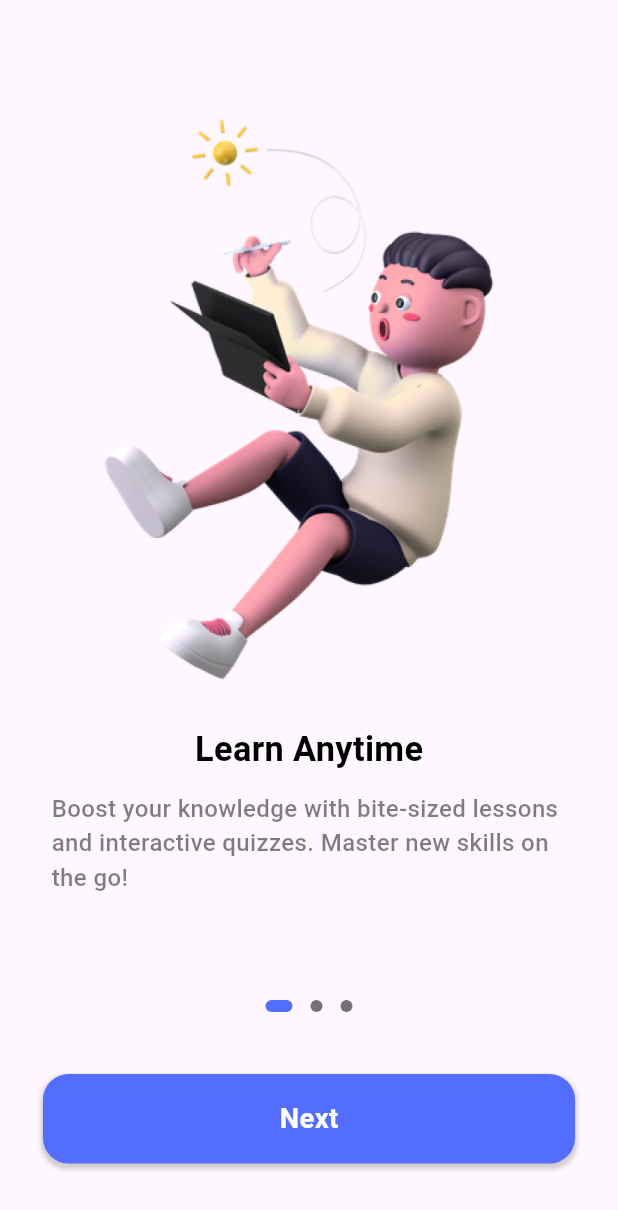
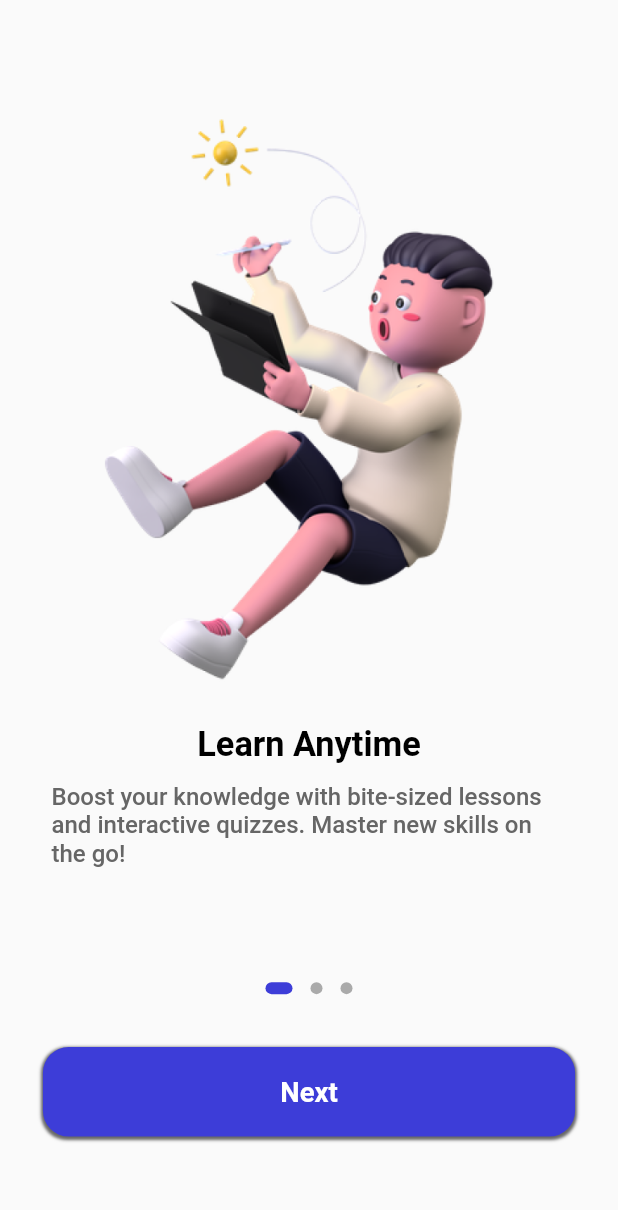
Before and after one commit to paingpyaethu/learn_smart_app, a Flutter app: the screen it shows after launch, on a phone screen of 412 x 824 dp. Shown: the top 1210 px of the screen. Run offline on Flutter 3.47's test engine with Material 2 defaults, Android fonts, the phone set to English and light mode, and no system bars; drawn by our look-alikes of dots_indicator; our stand-ins replace flutter_bloc, flutter_screenutil.

Commit message:
Finished LogIn UI

```diff
--- a/analysis_options.yaml
+++ b/analysis_options.yaml
@@ -7,7 +7,7 @@
 
 # The following line activates a set of recommended lints for Flutter apps,
 # packages, and plugins designed to encourage good coding practices.
-include: package:flutter_lints/flutter.yaml
+# include: package:flutter_lints/flutter.yaml
 
 linter:
   # The lint rules applied to this project can be customized in the
--- /dev/null
+++ b/lib/common/values/colors.dart
@@ -0,0 +1,34 @@
+import 'dart:ui';
+
+class AppColors {
+  /// white background
+  static const Color primaryBackground = Color.fromARGB(255, 255, 255, 255);
+
+  /// grey background
+  static const Color primarySecondaryBackground =
+      Color.fromARGB(255, 247, 247, 249);
+
+  /// main widget color blue
+  static const Color primaryElement = Color.fromARGB(255, 61, 61, 216);
+
+  /// main text color black
+  static const Color primaryText = Color.fromARGB(255, 0, 0, 0);
+  // video background color
+  static const Color primary_bg = Color.fromARGB(210, 32, 47, 62);
+
+  /// main widget text color white
+  static const Color primaryElementText = Color.fromARGB(255, 255, 255, 255);
+  // main widget text color grey
+  static const Color primarySecondaryElementText =
+      Color.fromARGB(255, 102, 102, 102);
+  // main widget third color grey
+  static const Color primaryThreeElementText =
+      Color.fromARGB(255, 170, 170, 170);
+
+  static const Color primaryFourElementText =
+      Color.fromARGB(255, 204, 204, 204);
+  //state color
+  static const Color primaryElementStatus = Color.fromARGB(255, 88, 174, 127);
+
+  static const Color primaryElementBg = Color.fromARGB(255, 238, 121, 99);
+}
--- a/lib/main.dart
+++ b/lib/main.dart
@@ -4,6 +4,7 @@ import 'package:flutter_screenutil/flutter_screenutil.dart';
 import 'package:learn_smart/app_blocs.dart';
 import 'package:learn_smart/app_events.dart';
 import 'package:learn_smart/app_states.dart';
+import 'package:learn_smart/pages/sign-in/sign_in.dart';
 import 'package:learn_smart/pages/welcome/bloc/welcome_blocs.dart';
 import 'package:learn_smart/pages/welcome/welcome.dart';
 
@@ -30,13 +31,15 @@ class MyApp extends StatelessWidget {
         builder: (context, child) => MaterialApp(
           title: 'Flutter Demo',
           debugShowCheckedModeBanner: false,
+          // To make App Bar Background color to white
           theme: ThemeData(
-            colorScheme: ColorScheme.fromSeed(seedColor: Colors.deepPurple),
-            useMaterial3: true,
-          ),
+              appBarTheme: const AppBarTheme(
+                  elevation: 0, backgroundColor: Colors.white)),
+          // To make App Bar Background color to white
           home: const Welcome(),
           routes: {
-            'myHomePage': (context) => const MyHomePage()
+            'myHomePage': (context) => const MyHomePage(),
+            'signIn': (context) => const SignIn(),
           },
         ),
       ),
--- a/lib/pages/welcome/welcome.dart
+++ b/lib/pages/welcome/welcome.dart
@@ -3,6 +3,7 @@ import 'package:flutter/cupertino.dart';
 import 'package:flutter/material.dart';
 import 'package:flutter_bloc/flutter_bloc.dart';
 import 'package:flutter_screenutil/flutter_screenutil.dart';
+import 'package:learn_smart/common/values/colors.dart';
 import 'package:learn_smart/pages/welcome/bloc/welcome_blocs.dart';
 import 'package:learn_smart/pages/welcome/bloc/welcome_events.dart';
 import 'package:learn_smart/pages/welcome/bloc/welcome_states.dart';
@@ -64,13 +65,13 @@ class _WelcomeState extends State<Welcome> {
                   ],
                 ),
                 Positioned(
-                  bottom: 120.h,
+                  bottom: 130.h,
                   child: DotsIndicator(
                     position: state.page,
                     dotsCount: 3,
                     decorator: DotsDecorator(
-                      color: Colors.black54,
-                      activeColor: Colors.indigoAccent,
+                      color: AppColors.primaryThreeElementText,
+                      activeColor: AppColors.primaryElement,
                       size: const Size.square(8.0),
                       activeSize: const Size(18.0, 8.0),
                       activeShape: RoundedRectangleBorder(
@@ -107,7 +108,7 @@ Widget _page(int index, BuildContext context, String buttonName, String title,
         child: Text(
           title,
           style: TextStyle(
-            color: Colors.black,
+            color: AppColors.primaryText,
             fontSize: 20.sp,
             fontWeight: FontWeight.bold,
           ),
@@ -120,8 +121,7 @@ Widget _page(int index, BuildContext context, String buttonName, String title,
         child: Text(
           description,
           style: TextStyle(
-            // backgroundColor: Colors.blue,
-            color: Colors.black.withOpacity(0.5),
+            color: AppColors.primarySecondaryElementText,
             fontSize: 14.sp,
             fontWeight: FontWeight.w500,
           ),
@@ -140,7 +140,7 @@ Widget _page(int index, BuildContext context, String buttonName, String title,
             // Navigator.of(context).push(
             //     MaterialPageRoute(builder: (context) => const MyHomePage()));
             Navigator.of(context)
-                .pushNamedAndRemoveUntil("myHomePage", (route) => false);
+                .pushNamedAndRemoveUntil("signIn", (route) => false);
           }
         },
         child: Container(
@@ -148,14 +148,14 @@ Widget _page(int index, BuildContext context, String buttonName, String title,
           width: 325.w,
           height: 50.h,
           decoration: BoxDecoration(
-              color: Colors.indigoAccent,
+              color: AppColors.primaryElement,
               borderRadius: BorderRadius.all(Radius.circular(15.w)),
               boxShadow: [
                 BoxShadow(
-                  color: Colors.grey.withOpacity(0.5),
+                  color: AppColors.primarySecondaryElementText,
                   spreadRadius: 1,
-                  blurRadius: 2,
-                  offset: const Offset(0, 2),
+                  blurRadius: 1,
+                  offset: const Offset(0, 1),
                 )
               ]),
           child: Center(
@@ -163,7 +163,7 @@ Widget _page(int index, BuildContext context, String buttonName, String title,
               buttonName,
               style: TextStyle(
                 // backgroundColor: Colors.blue,
-                color: Colors.white,
+                color: AppColors.primaryBackground,
                 fontSize: 16.sp,
                 fontWeight: FontWeight.w600,
               ),
--- a/pubspec.yaml
+++ b/pubspec.yaml
@@ -63,6 +63,7 @@ flutter:
   assets:
     - assets/
     - assets/images/
+    - assets/icons/
 
   # To add assets to your application, add an assets section, like this:
   # assets:
```
Also changed, not shown: lib/pages/sign-in/sign_in.dart (added, +57 -0 lines), lib/pages/sign-in/widgets/sign_in_widget.dart (added, +161 -0 lines), assets/icons/apple.png (added), assets/icons/facebook.png (added), assets/icons/google.png (added), assets/icons/lock.png (added), assets/icons/user.png (added).
